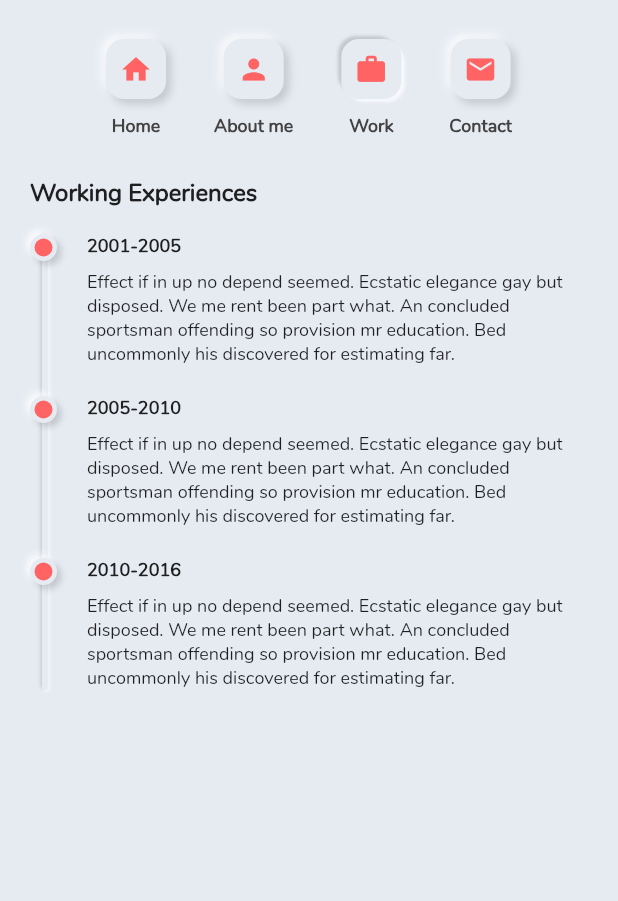
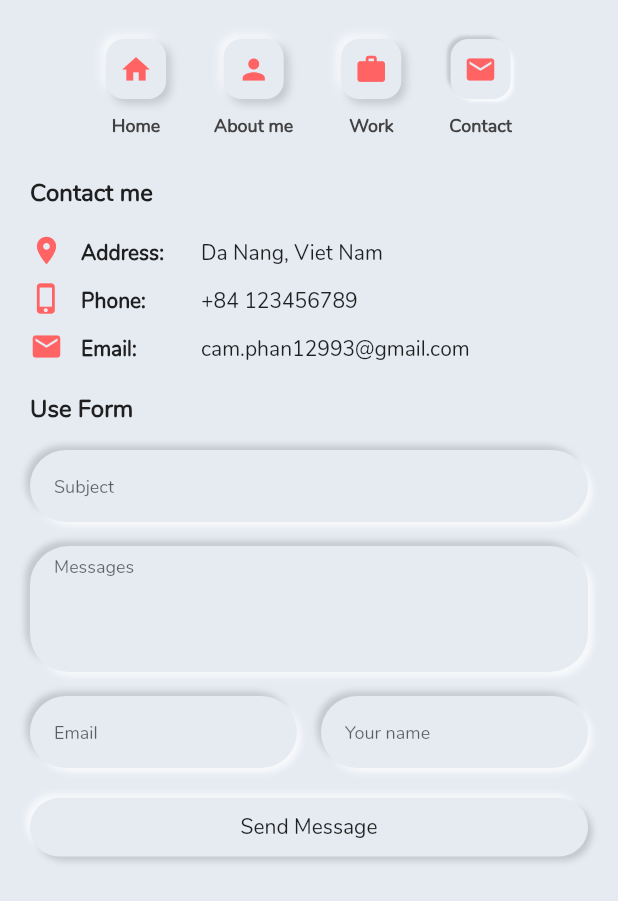
Before and after one commit to camphan12993/personal_site, a Flutter app: the screen it shows after launch, after a tap on "About me", after a tap on "Work", after a tap on "Contact", on a phone screen of 412 x 824 dp. Shown: the top 901 px of the screen. Run offline on Flutter 3.47's test engine with Material 2 defaults, Android fonts, the phone set to English and light mode, and no system bars.

Commit message:
contact form

```diff
--- a/lib/home.dart
+++ b/lib/home.dart
@@ -1,5 +1,6 @@
 import 'package:flutter/material.dart';
 import 'package:personal_site/pages/about_me.dart';
+import 'package:personal_site/pages/contact.dart';
 import 'package:personal_site/pages/genernal_info.dart';
 import 'package:personal_site/pages/work.dart';
 import 'package:personal_site/styles.dart';
@@ -32,8 +33,7 @@ class _HomePageState extends State<HomePage> {
   }
 
   updateTab(int index) {
-    _scrollController.animateTo(index * width,
-        duration: Duration(milliseconds: 300), curve: Curves.easeInOut);
+    _scrollController.jumpTo(index * width);
   }
 
   @override
@@ -46,12 +46,17 @@ class _HomePageState extends State<HomePage> {
       child: Column(
         children: <Widget>[
           SizedBox(height: 20.0),
-          NavBar(activeIndex, updateTab),
+          NavBar(activeIndex: activeIndex, onChangeTab: updateTab),
           Expanded(
             child: ListView(
               controller: _scrollController,
               scrollDirection: Axis.horizontal,
-              children: <Widget>[GeneralInfo(), AboutMe(), WorkPage()],
+              children: <Widget>[
+                GeneralInfo(),
+                AboutMe(),
+                WorkPage(),
+                Contact()
+              ],
             ),
           ),
         ],
--- a/lib/main.dart
+++ b/lib/main.dart
@@ -17,7 +17,7 @@ class MyApp extends StatelessWidget {
         // This makes the visual density adapt to the platform that you run
         // the app on. For desktop platforms, the controls will be smaller and
         // closer together (more dense) than on mobile platforms.
-        visualDensity: VisualDensity.adaptivePlatformDensity,
+        // visualDensity: VisualDensity.adaptivePlatformDensity,
       ),
       home: HomePage(),
     );
--- a/lib/pages/about_me.dart
+++ b/lib/pages/about_me.dart
@@ -1,13 +1,14 @@
 import 'package:flutter/material.dart';
 import 'package:personal_site/ui/circular_progress.dart';
 import 'package:personal_site/ui/progress_bar.dart';
+import 'package:personal_site/ui/responsive_container.dart';
 
 class AboutMe extends StatelessWidget {
   @override
   Widget build(BuildContext context) {
-    return SingleChildScrollView(
+    return ResponsiveContainer(
+      child: SingleChildScrollView(
         child: Container(
-        width: MediaQuery.of(context).size.width,
           padding: EdgeInsets.all(20.0),
           child: Column(
             crossAxisAlignment: CrossAxisAlignment.start,
@@ -108,15 +109,18 @@ class AboutMe extends StatelessWidget {
                 height: 16.0,
               ),
               Row(
-              mainAxisAlignment: MainAxisAlignment.spaceAround,
                 children: <Widget>[
-                CircularProgress(
+                  Expanded(
+                    child: CircularProgress(
                       percent: 35.0,
                       title: Text('Flutter'),
                     ),
-                CircularProgress(
+                  ),
+                  Expanded(
+                    child: CircularProgress(
                       percent: 80.0,
                       title: Text('Angular'),
+                    ),
                   )
                 ],
               ),
@@ -126,19 +130,24 @@ class AboutMe extends StatelessWidget {
               Row(
                 mainAxisAlignment: MainAxisAlignment.spaceAround,
                 children: <Widget>[
-                CircularProgress(
+                  Expanded(
+                    child: CircularProgress(
                       percent: 20.0,
                       title: Text('C#'),
                     ),
-                CircularProgress(
+                  ),
+                  Expanded(
+                    child: CircularProgress(
                       percent: 60.0,
                       title: Text('Nodejs'),
+                    ),
                   )
                 ],
               )
             ],
           ),
         ),
+      ),
     );
   }
 }
--- /dev/null
+++ b/lib/pages/contact.dart
@@ -0,0 +1,170 @@
+import 'package:flutter/material.dart';
+import 'package:personal_site/styles.dart';
+import 'package:personal_site/ui/responsive_container.dart';
+
+class Contact extends StatelessWidget {
+  @override
+  Widget build(BuildContext context) {
+    return ResponsiveContainer(
+        child: SingleChildScrollView(
+            child: Container(
+      padding: EdgeInsets.all(20.0),
+      child: Column(
+        crossAxisAlignment: CrossAxisAlignment.start,
+        children: <Widget>[
+          Text(
+            'Contact me',
+            textAlign: TextAlign.left,
+            style: TextStyle(fontSize: 16.0, fontWeight: FontWeight.bold),
+          ),
+          SizedBox(height: 16.0),
+          Row(
+            crossAxisAlignment: CrossAxisAlignment.end,
+            children: <Widget>[
+              Icon(
+                Icons.location_on,
+                size: 22.0,
+                color: Theme.of(context).primaryColor,
+              ),
+              SizedBox(width: 12.0),
+              SizedBox(
+                  width: 80.0,
+                  child: Text(
+                    'Address:',
+                    style: TextStyle(fontWeight: FontWeight.w600),
+                  )),
+              Expanded(
+                child: Text('Da Nang, Viet Nam'),
+              )
+            ],
+          ),
+          SizedBox(height: 10.0),
+          Row(
+            crossAxisAlignment: CrossAxisAlignment.end,
+            children: <Widget>[
+              Icon(
+                Icons.phone_iphone,
+                size: 22.0,
+                color: Theme.of(context).primaryColor,
+              ),
+              SizedBox(width: 12.0),
+              SizedBox(
+                  width: 80.0,
+                  child: Text(
+                    'Phone:',
+                    style: TextStyle(fontWeight: FontWeight.w600),
+                  )),
+              Expanded(
+                child: Text('+84 123456789'),
+              )
+            ],
+          ),
+          SizedBox(height: 10.0),
+          Row(
+            crossAxisAlignment: CrossAxisAlignment.end,
+            children: <Widget>[
+              Icon(
+                Icons.mail,
+                size: 22.0,
+                color: Theme.of(context).primaryColor,
+              ),
+              SizedBox(width: 12.0),
+              SizedBox(
+                  width: 80.0,
+                  child: Text(
+                    'Email:',
+                    style: TextStyle(fontWeight: FontWeight.w600),
+                  )),
+              Expanded(
+                child: Text('cam.phan12993@gmail.com'),
+              )
+            ],
+          ),
+          SizedBox(height: 20.0),
+          Text(
+            'Use Form',
+            textAlign: TextAlign.left,
+            style: TextStyle(fontSize: 16.0, fontWeight: FontWeight.bold),
+          ),
+          SizedBox(height: 16.0),
+          Column(
+            children: <Widget>[
+              Container(
+                padding: EdgeInsets.symmetric(horizontal: 16.0),
+                decoration: getBoxDecoration(inner: true, borderRadius: 26.0),
+                child: TextField(
+                  style: TextStyle(fontSize: 14.0),
+                  decoration: InputDecoration(
+                      contentPadding: EdgeInsets.all(0.0),
+                      hintText: 'Subject',
+                      border: InputBorder.none,
+                      hintStyle: TextStyle(fontSize: 12.0)),
+                ),
+              ),
+              SizedBox(height: 16.0),
+              Container(
+                padding: EdgeInsets.symmetric(horizontal: 16.0, vertical: 4.0),
+                decoration: getBoxDecoration(inner: true, borderRadius: 26.0),
+                child: TextField(
+                  maxLines: 4,
+                  style: TextStyle(fontSize: 14.0),
+                  decoration: InputDecoration(
+                      contentPadding: EdgeInsets.all(0.0),
+                      hintText: 'Messages',
+                      border: InputBorder.none,
+                      hintStyle: TextStyle(fontSize: 12.0)),
+                ),
+              ),
+              SizedBox(height: 16.0),
+              Row(
+                children: <Widget>[
+                  Expanded(
+                    child: Container(
+                      padding: EdgeInsets.symmetric(horizontal: 16.0),
+                      decoration:
+                          getBoxDecoration(inner: true, borderRadius: 26.0),
+                      child: TextField(
+                        style: TextStyle(fontSize: 14.0),
+                        decoration: InputDecoration(
+                            contentPadding: EdgeInsets.all(0.0),
+                            hintText: 'Email',
+                            border: InputBorder.none,
+                            hintStyle: TextStyle(fontSize: 12.0)),
+                      ),
+                    ),
+                  ),
+                  SizedBox(width: 16.0),
+                  Expanded(
+                    child: Container(
+                      padding: EdgeInsets.symmetric(horizontal: 16.0),
+                      decoration:
+                          getBoxDecoration(inner: true, borderRadius: 26.0),
+                      child: TextField(
+                        style: TextStyle(fontSize: 14.0),
+                        decoration: InputDecoration(
+                            contentPadding: EdgeInsets.all(0.0),
+                            hintText: 'Your name',
+                            border: InputBorder.none,
+                            hintStyle: TextStyle(fontSize: 12.0)),
+                      ),
+                    ),
+                  )
+                ],
+              ),
+              SizedBox(height: 20.0),
+              Container(
+                padding: EdgeInsets.symmetric(vertical: 10.0, horizontal: 20.0),
+                decoration: getBoxDecoration(borderRadius: 26.0),
+                child: Center(
+                    child: Text(
+                  'Send Message',
+                  style: TextStyle(fontSize: 14.0, fontWeight: FontWeight.w400),
+                )),
+              )
+            ],
+          )
+        ],
+      ),
+    )));
+  }
+}
--- a/lib/pages/genernal_info.dart
+++ b/lib/pages/genernal_info.dart
@@ -1,12 +1,12 @@
 import 'package:flutter/material.dart';
 import 'package:personal_site/styles.dart';
+import 'package:personal_site/ui/responsive_container.dart';
 import 'package:personal_site/ui/social_button.dart';
 
 class GeneralInfo extends StatelessWidget {
   @override
   Widget build(BuildContext context) {
-    return Container(
-      width: MediaQuery.of(context).size.width,
+    return ResponsiveContainer(
       child: Container(
         padding: EdgeInsets.all(20.0),
         child: Column(
--- a/lib/pages/work.dart
+++ b/lib/pages/work.dart
@@ -1,5 +1,6 @@
 import 'package:flutter/material.dart';
 import 'package:personal_site/styles.dart';
+import 'package:personal_site/ui/responsive_container.dart';
 
 class WorkPage extends StatelessWidget {
   Widget getTimelineItem(context, String text) {
@@ -37,9 +38,10 @@ class WorkPage extends StatelessWidget {
 
   @override
   Widget build(BuildContext context) {
-    return Container(
-      width: MediaQuery.of(context).size.width,
+    return ResponsiveContainer(
       child: Container(
+        child: Container(
+          height: 46.0,
           padding: EdgeInsets.all(20.0),
           child: Column(
             crossAxisAlignment: CrossAxisAlignment.start,
@@ -83,6 +85,7 @@ class WorkPage extends StatelessWidget {
             ],
           ),
         ),
+      ),
     );
   }
 }
--- a/lib/ui/circular_progress.dart
+++ b/lib/ui/circular_progress.dart
@@ -10,21 +10,28 @@ class CircularProgress extends StatelessWidget {
   const CircularProgress({Key key, this.title, this.percent}) : super(key: key);
   @override
   Widget build(BuildContext context) {
-    return Container(
-      width: 200.0,
-      height: 200.0,
+    return LayoutBuilder(
+      builder: (context, constraint) {
+        var width = min(constraint.minWidth, constraint.maxHeight);
+        return Align(
+          alignment: Alignment.center,
+          child: Container(
+            width: width - 20.0,
+            height: width - 20.0,
+            margin: EdgeInsets.all(10.0),
             decoration: getBoxDecoration(borderRadius: 100.0),
             child: Stack(
               children: <Widget>[
                 Container(
                   child: CustomPaint(
                     child: Center(),
-              painter: ProgressPainter(Theme.of(context).primaryColor, percent),
+                    painter: ProgressPainter(
+                        Theme.of(context).primaryColor, percent),
                   ),
                 ),
                 Center(
                   child: Container(
-              margin: EdgeInsets.all(48.0),
+                    margin: EdgeInsets.all(40.0),
                     decoration: getBoxDecoration(
                         borderRadius: 100.0, spread: -2, blurRadius: 4),
                     child: Center(child: title),
@@ -32,6 +39,9 @@ class CircularProgress extends StatelessWidget {
                 )
               ],
             ),
+          ),
+        );
+      },
     );
   }
 }
@@ -44,11 +54,11 @@ class ProgressPainter extends CustomPainter {
   @override
   void paint(Canvas canvas, Size size) {
     Offset center = Offset(size.width / 2, size.height / 2);
-    double radius = min(size.width / 2, size.height / 2) - 26;
+    double radius = min(size.width / 2, size.height / 2) - 20;
     double end = (2 * pi / 100) * percent;
     var paint = Paint()
       ..style = PaintingStyle.stroke
-      ..strokeWidth = 36
+      ..strokeWidth = 20
       ..color = color;
     canvas.drawArc(Rect.fromCircle(center: center, radius: radius), -pi / 2,
         end, false, paint);
--- /dev/null
+++ b/lib/ui/responsive_container.dart
@@ -0,0 +1,19 @@
+import 'package:flutter/material.dart';
+
+class ResponsiveContainer extends StatelessWidget {
+  final Widget child;
+  const ResponsiveContainer({Key key, this.child}) : super(key: key);
+  @override
+  Widget build(BuildContext context) {
+    return Container(
+      width: MediaQuery.of(context).size.width,
+      child: LayoutBuilder(builder: (context, constraint) {
+        return constraint.maxWidth < 600.0
+            ? child
+            : Align(
+                alignment: Alignment.center,
+                child: Container(width: 600, child: child));
+      }),
+    );
+  }
+}
--- a/lib/ui/skill_tag.dart
+++ /dev/null
@@ -1,21 +0,0 @@
-import 'package:flutter/material.dart';
-
-import '../styles.dart';
-
-class SkillTag extends StatelessWidget {
-  final String name;
-
-  SkillTag(this.name);
-  @override
-  Widget build(BuildContext context) {
-    return Container(
-      child: Text(
-        name,
-        style: TextStyle(fontWeight: FontWeight.w400),
-      ),
-      margin: EdgeInsets.only(right: 10.0),
-      padding: EdgeInsets.symmetric(vertical: 6.0, horizontal: 10.0),
-      decoration: getBoxDecoration(borderRadius: 20.0, inner: true),
-    );
-  }
-}
--- a/lib/widgets/nav_bar.dart
+++ b/lib/widgets/nav_bar.dart
@@ -5,7 +5,7 @@ class NavBar extends StatelessWidget {
   final int activeIndex;
   final Function onChangeTab;
 
-  NavBar(this.activeIndex, this.onChangeTab);
+  NavBar({this.activeIndex, this.onChangeTab});
 
   final navBtns = [
     {
```
Lines whose indentation alone changed are shown as unchanged.
